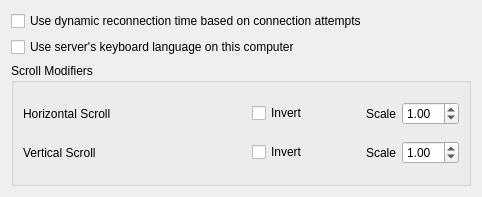
Old version of the form src/lib/gui/dialogs/ClientConfigDialog.ui in the repository deskflow/deskflow.
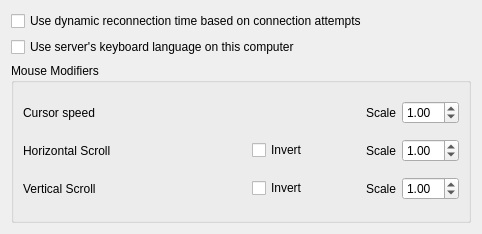
New version of the form.

Commit message: feat: Pre client mouse cursor movement scaling exposed in client settings fixes: #8207

```diff
--- a/src/lib/gui/dialogs/ClientConfigDialog.ui
+++ b/src/lib/gui/dialogs/ClientConfigDialog.ui
@@ -7,7 +7,7 @@
     <x>0</x>
     <y>0</y>
     <width>482</width>
-    <height>197</height>
+    <height>234</height>
    </rect>
   </property>
   <property name="sizePolicy">
@@ -40,7 +40,7 @@
    <item>
     <widget class="QGroupBox" name="groupBox">
      <property name="title">
-      <string>Scroll Modifiers</string>
+      <string>Mouse Modifiers</string>
      </property>
      <layout class="QGridLayout" name="gridLayout">
       <item row="5" column="2">
@@ -161,6 +161,58 @@
         </property>
        </widget>
       </item>
+      <item row="0" column="0">
+       <widget class="QLabel" name="label">
+        <property name="text">
+         <string>Cursor speed</string>
+        </property>
+       </widget>
+      </item>
+      <item row="0" column="4">
+       <layout class="QHBoxLayout" name="horizontalLayout_6">
+        <item>
+         <widget class="QLabel" name="lblCursorScale">
+          <property name="sizePolicy">
+           <sizepolicy hsizetype="Maximum" vsizetype="Preferred">
+            <horstretch>0</horstretch>
+            <verstretch>0</verstretch>
+           </sizepolicy>
+          </property>
+          <property name="text">
+           <string>Scale</string>
+          </property>
+         </widget>
+        </item>
+        <item>
+         <widget class="QDoubleSpinBox" name="sbCursorScale">
+          <property name="sizePolicy">
+           <sizepolicy hsizetype="Maximum" vsizetype="Fixed">
+            <horstretch>0</horstretch>
+            <verstretch>0</verstretch>
+           </sizepolicy>
+          </property>
+          <property name="accelerated">
+           <bool>true</bool>
+          </property>
+          <property name="correctionMode">
+           <enum>QAbstractSpinBox::CorrectionMode::CorrectToNearestValue</enum>
+          </property>
+          <property name="minimum">
+           <double>0.100000000000000</double>
+          </property>
+          <property name="maximum">
+           <double>10.000000000000000</double>
+          </property>
+          <property name="singleStep">
+           <double>0.100000000000000</double>
+          </property>
+          <property name="value">
+           <double>1.000000000000000</double>
+          </property>
+         </widget>
+        </item>
+       </layout>
+      </item>
      </layout>
     </widget>
    </item>
```
The commit also changes 16 other files.
